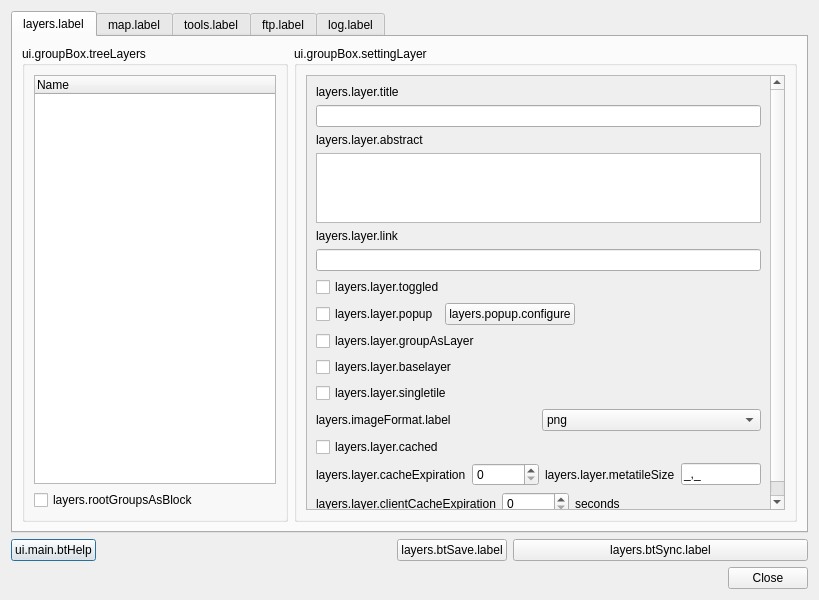
Before: the Qt Designer form ui_lizmap.ui in 3liz/lizmap-plugin, drawn with Qt 5.
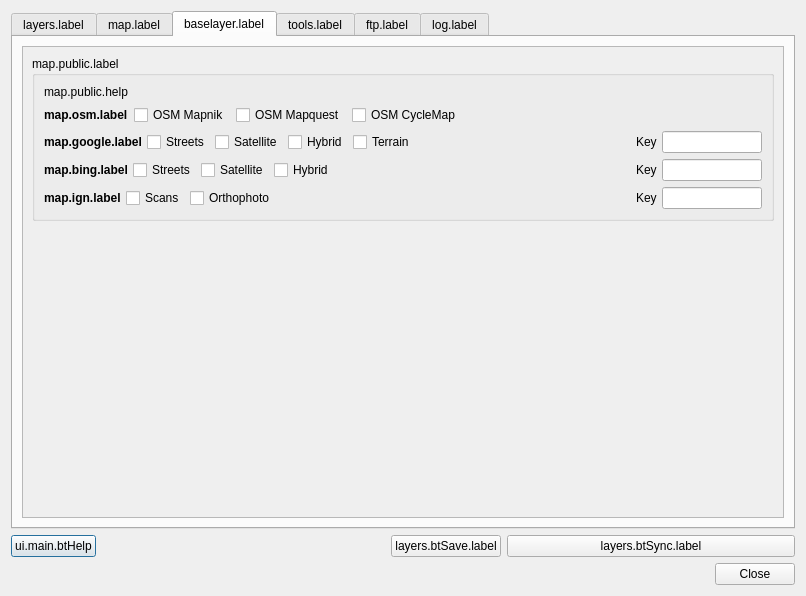
After: the same form once the commit is applied. The open tabs and pages were chosen to show the change.

Commit message: Baselayers - add Bing Map and IGN maps (France)

Patch:
```diff
--- a/ui_lizmap.ui
+++ b/ui_lizmap.ui
@@ -6,8 +6,8 @@
    <rect>
     <x>0</x>
     <y>0</y>
-    <width>819</width>
-    <height>600</height>
+    <width>806</width>
+    <height>596</height>
    </rect>
   </property>
   <property name="windowTitle">
@@ -91,8 +91,8 @@
               <rect>
                <x>0</x>
                <y>0</y>
-               <width>526</width>
-               <height>516</height>
+               <width>535</width>
+               <height>513</height>
               </rect>
              </property>
              <layout class="QGridLayout" name="gridLayout_20">
@@ -367,8 +367,8 @@
            <rect>
             <x>0</x>
             <y>0</y>
-            <width>761</width>
-            <height>581</height>
+            <width>777</width>
+            <height>461</height>
            </rect>
           </property>
           <layout class="QVBoxLayout" name="verticalLayout_3">
@@ -681,28 +681,75 @@
             </widget>
            </item>
            <item>
+            <spacer name="verticalSpacer_7">
+             <property name="orientation">
+              <enum>Qt::Vertical</enum>
+             </property>
+             <property name="sizeHint" stdset="0">
+              <size>
+               <width>20</width>
+               <height>40</height>
+              </size>
+             </property>
+            </spacer>
+           </item>
+          </layout>
+         </widget>
+        </widget>
+       </item>
+      </layout>
+     </widget>
+     <widget class="QWidget" name="tab_4">
+      <attribute name="title">
+       <string>baselayer.label</string>
+      </attribute>
+      <layout class="QVBoxLayout" name="verticalLayout_12">
+       <item>
+        <widget class="QScrollArea" name="scrollArea_5">
+         <property name="widgetResizable">
+          <bool>true</bool>
+         </property>
+         <widget class="QWidget" name="scrollAreaWidgetContents_5">
+          <property name="geometry">
+           <rect>
+            <x>0</x>
+            <y>0</y>
+            <width>764</width>
+            <height>457</height>
+           </rect>
+          </property>
+          <layout class="QVBoxLayout" name="verticalLayout_13">
+           <item>
             <widget class="QGroupBox" name="gb_externalLayers">
              <property name="title">
               <string>map.public.label</string>
              </property>
-             <layout class="QGridLayout" name="gridLayout_22">
-              <item row="0" column="0">
+             <layout class="QVBoxLayout" name="verticalLayout_6">
+              <item>
                <widget class="QLabel" name="label_21">
                 <property name="text">
                  <string>map.public.help</string>
                 </property>
+                <property name="wordWrap">
+                 <bool>true</bool>
+                </property>
                </widget>
               </item>
-              <item row="1" column="0">
-               <layout class="QVBoxLayout" name="verticalLayout_6">
                 <item>
-                 <widget class="QGroupBox" name="groupBox_11">
-                  <property name="title">
-                   <string>map.openstreetmap.label</string>
-                  </property>
-                  <layout class="QGridLayout" name="gridLayout_10">
-                   <item row="0" column="0">
                     <layout class="QHBoxLayout" name="horizontalLayout_9">
+                <item>
+                 <widget class="QLabel" name="label_32">
+                  <property name="font">
+                   <font>
+                    <weight>75</weight>
+                    <bold>true</bold>
+                   </font>
+                  </property>
+                  <property name="text">
+                   <string>map.osm.label</string>
+                  </property>
+                 </widget>
+                </item>
                      <item>
                       <widget class="QCheckBox" name="cbOsmMapnik">
                        <property name="text">
@@ -717,6 +764,13 @@
                        </property>
                       </widget>
                      </item>
+                <item>
+                 <widget class="QCheckBox" name="cbOsmCyclemap">
+                  <property name="text">
+                   <string>OSM CycleMap</string>
+                  </property>
+                 </widget>
+                </item>
                      <item>
                       <spacer name="horizontalSpacer_5">
                        <property name="orientation">
@@ -732,44 +786,31 @@
                      </item>
                     </layout>
                    </item>
-                  </layout>
-                 </widget>
-                </item>
                 <item>
-                 <widget class="QGroupBox" name="groupBox_12">
-                  <property name="title">
+               <layout class="QHBoxLayout" name="horizontalLayout_21">
+                <property name="spacing">
+                 <number>5</number>
+                </property>
+                <property name="sizeConstraint">
+                 <enum>QLayout::SetDefaultConstraint</enum>
+                </property>
+                <property name="topMargin">
+                 <number>0</number>
+                </property>
+                <property name="rightMargin">
+                 <number>0</number>
+                </property>
+                <item>
+                 <widget class="QLabel" name="label_33">
+                  <property name="font">
+                   <font>
+                    <weight>75</weight>
+                    <bold>true</bold>
+                   </font>
+                  </property>
+                  <property name="text">
                    <string>map.google.label</string>
                   </property>
-                  <layout class="QGridLayout" name="gridLayout_13">
-                   <item row="0" column="0">
-                    <layout class="QHBoxLayout" name="horizontalLayout_13">
-                     <property name="spacing">
-                      <number>5</number>
-                     </property>
-                     <property name="sizeConstraint">
-                      <enum>QLayout::SetDefaultConstraint</enum>
-                     </property>
-                     <property name="topMargin">
-                      <number>0</number>
-                     </property>
-                     <property name="rightMargin">
-                      <number>0</number>
-                     </property>
-                     <item>
-                      <widget class="QLabel" name="label_11">
-                       <property name="text">
-                        <string>Key</string>
-                       </property>
-                      </widget>
-                     </item>
-                     <item>
-                      <widget class="QLineEdit" name="inGoogleKey">
-                       <property name="maximumSize">
-                        <size>
-                         <width>100</width>
-                         <height>16777215</height>
-                        </size>
-                       </property>
                       </widget>
                      </item>
                      <item>
@@ -801,7 +842,7 @@
                       </widget>
                      </item>
                      <item>
-                      <spacer name="horizontalSpacer_6">
+                 <spacer name="horizontalSpacer_18">
                        <property name="orientation">
                         <enum>Qt::Horizontal</enum>
                        </property>
@@ -813,16 +854,194 @@
                        </property>
                       </spacer>
                      </item>
-                    </layout>
-                   </item>
-                  </layout>
+                <item>
+                 <widget class="QLabel" name="label_31">
+                  <property name="text">
+                   <string>Key</string>
+                  </property>
+                 </widget>
+                </item>
+                <item>
+                 <widget class="QLineEdit" name="inGoogleKey">
+                  <property name="maximumSize">
+                   <size>
+                    <width>100</width>
+                    <height>16777215</height>
+                   </size>
+                  </property>
+                 </widget>
+                </item>
+               </layout>
+              </item>
+              <item>
+               <layout class="QHBoxLayout" name="horizontalLayout_18">
+                <property name="spacing">
+                 <number>5</number>
+                </property>
+                <property name="sizeConstraint">
+                 <enum>QLayout::SetDefaultConstraint</enum>
+                </property>
+                <property name="topMargin">
+                 <number>0</number>
+                </property>
+                <property name="rightMargin">
+                 <number>0</number>
+                </property>
+                <item>
+                 <widget class="QLabel" name="label_34">
+                  <property name="font">
+                   <font>
+                    <weight>75</weight>
+                    <bold>true</bold>
+                   </font>
+                  </property>
+                  <property name="text">
+                   <string>map.bing.label</string>
+                  </property>
+                 </widget>
+                </item>
+                <item>
+                 <widget class="QCheckBox" name="cbBingStreets">
+                  <property name="text">
+                   <string>Streets</string>
+                  </property>
+                 </widget>
+                </item>
+                <item>
+                 <widget class="QCheckBox" name="cbBingSatellite">
+                  <property name="text">
+                   <string>Satellite</string>
+                  </property>
+                 </widget>
+                </item>
+                <item>
+                 <widget class="QCheckBox" name="cbBingHybrid">
+                  <property name="text">
+                   <string>Hybrid</string>
+                  </property>
+                 </widget>
+                </item>
+                <item>
+                 <spacer name="horizontalSpacer_20">
+                  <property name="orientation">
+                   <enum>Qt::Horizontal</enum>
+                  </property>
+                  <property name="sizeHint" stdset="0">
+                   <size>
+                    <width>40</width>
+                    <height>20</height>
+                   </size>
+                  </property>
+                 </spacer>
+                </item>
+                <item>
+                 <widget class="QLabel" name="label_30">
+                  <property name="text">
+                   <string>Key</string>
+                  </property>
+                 </widget>
+                </item>
+                <item>
+                 <widget class="QLineEdit" name="inBingKey">
+                  <property name="maximumSize">
+                   <size>
+                    <width>100</width>
+                    <height>16777215</height>
+                   </size>
+                  </property>
+                 </widget>
+                </item>
+               </layout>
+              </item>
+              <item>
+               <layout class="QHBoxLayout" name="horizontalLayout_13">
+                <property name="spacing">
+                 <number>5</number>
+                </property>
+                <property name="sizeConstraint">
+                 <enum>QLayout::SetDefaultConstraint</enum>
+                </property>
+                <property name="topMargin">
+                 <number>0</number>
+                </property>
+                <property name="rightMargin">
+                 <number>0</number>
+                </property>
+                <item>
+                 <widget class="QLabel" name="label_35">
+                  <property name="font">
+                   <font>
+                    <weight>75</weight>
+                    <bold>true</bold>
+                   </font>
+                  </property>
+                  <property name="text">
+                   <string>map.ign.label</string>
+                  </property>
                  </widget>
                 </item>
+                <item>
+                 <widget class="QCheckBox" name="cbIgnStreets">
+                  <property name="text">
+                   <string>Scans</string>
+                  </property>
+                 </widget>
+                </item>
+                <item>
+                 <widget class="QCheckBox" name="cbIgnSatellite">
+                  <property name="text">
+                   <string>Orthophoto</string>
+                  </property>
+                 </widget>
+                </item>
+                <item>
+                 <spacer name="horizontalSpacer_19">
+                  <property name="orientation">
+                   <enum>Qt::Horizontal</enum>
+                  </property>
+                  <property name="sizeHint" stdset="0">
+                   <size>
+                    <width>40</width>
+                    <height>20</height>
+                   </size>
+                  </property>
+                 </spacer>
+                </item>
+                <item>
+                 <widget class="QLabel" name="label_11">
+                  <property name="text">
+                   <string>Key</string>
+                  </property>
+                 </widget>
+                </item>
+                <item>
+                 <widget class="QLineEdit" name="inIgnKey">
+                  <property name="maximumSize">
+                   <size>
+                    <width>100</width>
+                    <height>16777215</height>
+                   </size>
+                  </property>
+                 </widget>
+                </item>
                </layout>
               </item>
              </layout>
             </widget>
            </item>
+           <item>
+            <spacer name="verticalSpacer_6">
+             <property name="orientation">
+              <enum>Qt::Vertical</enum>
+             </property>
+             <property name="sizeHint" stdset="0">
+              <size>
+               <width>20</width>
+               <height>40</height>
+              </size>
+             </property>
+            </spacer>
+           </item>
           </layout>
          </widget>
         </widget>
```
Left out of the diff: 6 changed lines with no effect on the pictures. Lines whose indentation alone changed are shown as unchanged. The commit also changes 8 other files.
